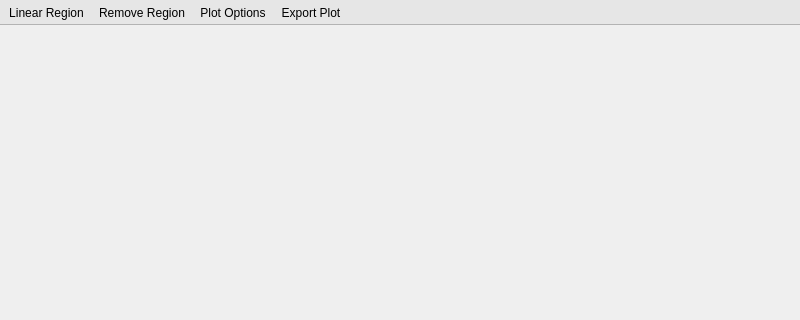
Before: the Qt Designer form specviz/data/ui/plot_window.ui in spacetelescope/specviz, drawn with Qt 5; both pictures show x 0 to 800 and y 0 to 320 of the 800 by 600 pixel window.
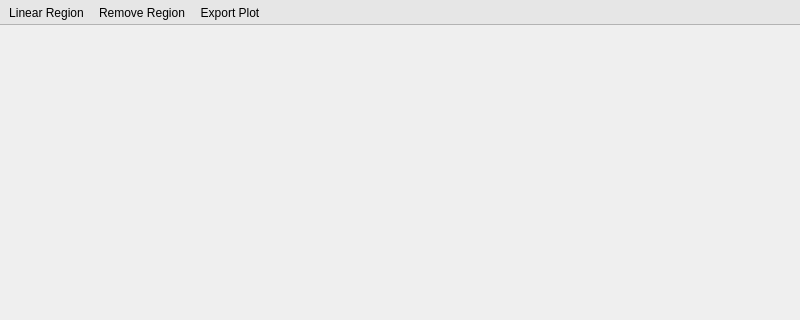
After: the same form once the commit is applied.

```diff
--- a/specviz/data/ui/plot_window.ui
+++ b/specviz/data/ui/plot_window.ui
@@ -69,7 +69,6 @@
    </attribute>
    <addaction name="linear_region_action"/>
    <addaction name="remove_region_action"/>
-   <addaction name="plot_options_action"/>
    <addaction name="export_plot_action"/>
   </widget>
   <action name="linear_region_action">
```
Left out of the diff: 2 changed lines with no effect on the pictures.
